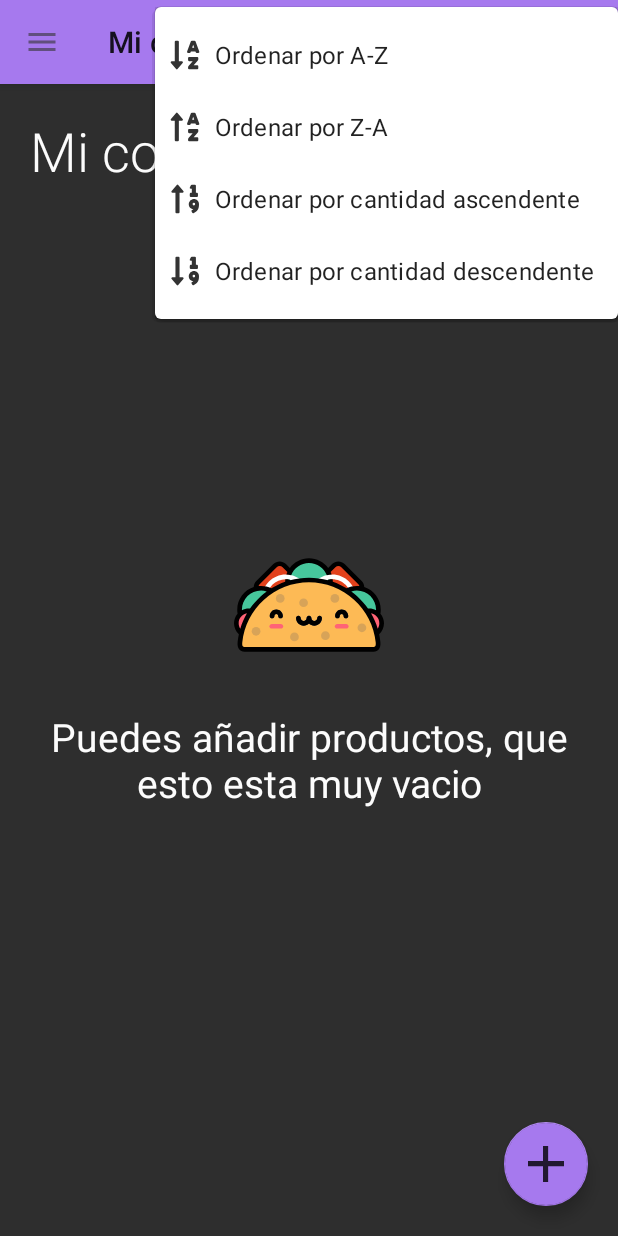
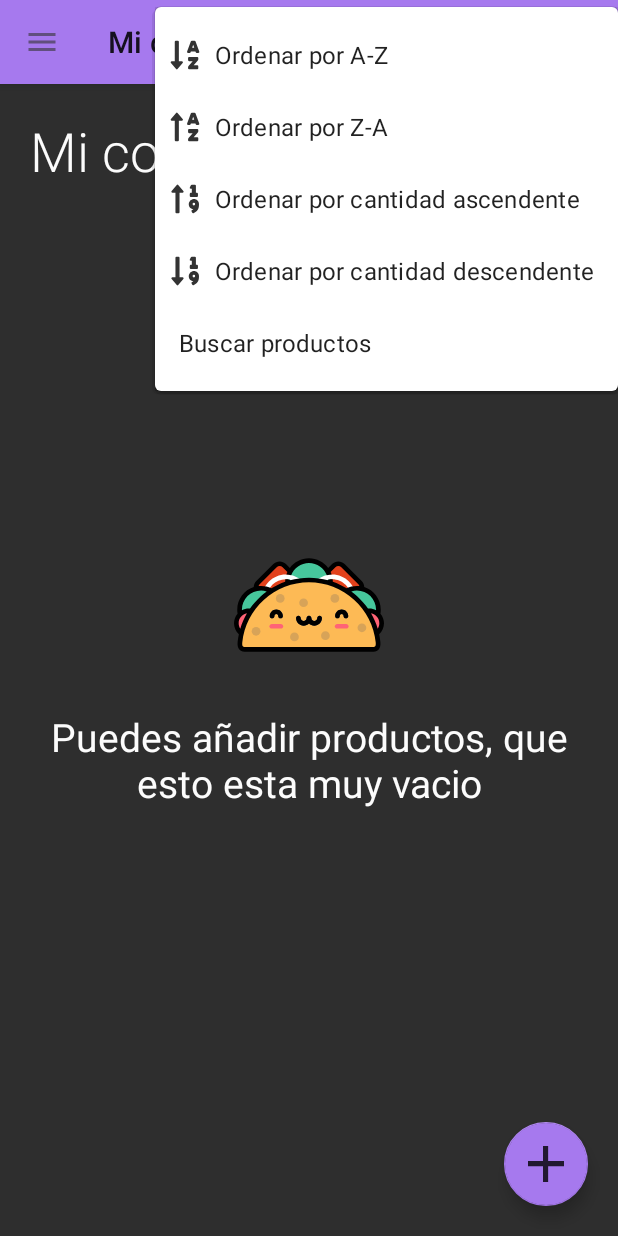
Before and after one commit to AndreaMendez09/TFG_Gestion_Alimentaria_Del_Hogar, an Android app: the CongeladorActivity screen opened directly, with no data from a screen before it, after a tap on "Opciones", on a phone screen of 412 x 824 dp. Run offline under Robolectric (Android 15) with nearby library versions, the phone set to English and light mode, and no system bars; our stand-ins replace Firebase (no records; nobody signed in at launch, a user with empty details on screens opened directly); 1 statement that could not run was skipped.

Commit message:
Añadida licencia, funcion buscar, modificación en ajustes

```diff
--- a/Android/app/src/main/java/com/example/nevera_andreaalejandra/Adapters/AdapterProducto.java
+++ b/Android/app/src/main/java/com/example/nevera_andreaalejandra/Adapters/AdapterProducto.java
@@ -16,6 +16,7 @@ import com.example.nevera_andreaalejandra.Interfaces.OnItemClickListener;
 import com.example.nevera_andreaalejandra.Models.ProductoModelo;
 import com.example.nevera_andreaalejandra.R;
 
+import java.util.ArrayList;
 import java.util.List;
 
 public class AdapterProducto extends RecyclerView.Adapter<AdapterProducto.ViewHolder> {
@@ -57,6 +58,11 @@ public class AdapterProducto extends RecyclerView.Adapter<AdapterProducto.ViewHo
     @Override
     public int getItemCount() {
         return list.size();
+    }
+
+    public void filterList(ArrayList<ProductoModelo> filteredList) {
+        list = filteredList;
+        notifyDataSetChanged();
     }
 
     public class ViewHolder extends RecyclerView.ViewHolder {
--- a/Android/app/src/main/res/layout/activity_congelador.xml
+++ b/Android/app/src/main/res/layout/activity_congelador.xml
@@ -3,6 +3,7 @@
 <androidx.drawerlayout.widget.DrawerLayout
     xmlns:android="http://schemas.android.com/apk/res/android"
     xmlns:app="http://schemas.android.com/apk/res-auto"
+    xmlns:tools="http://schemas.android.com/tools"
     android:id="@+id/drawer_layout"
     android:layout_width="match_parent"
     android:layout_height="match_parent"
@@ -19,6 +20,8 @@
             app:layout_constraintEnd_toEndOf="parent"
             app:layout_constraintStart_toStartOf="parent"
             app:layout_constraintTop_toTopOf="parent" />
+
+
 
         <com.google.android.material.floatingactionbutton.FloatingActionButton
             android:id="@+id/FABAddList"
@@ -41,14 +44,33 @@
             app:layout_constraintStart_toStartOf="parent"
             app:layout_constraintTop_toBottomOf="@+id/toolbar">
 
-            <TextView
-                android:layout_width="wrap_content"
-                android:layout_height="wrap_content"
+            <LinearLayout
+                android:orientation="horizontal"
                 android:layout_margin="20dp"
-                android:fontFamily="sans-serif-light"
-                android:text="Mi congelador:"
-                android:textColor="#FCFCFC"
-                android:textSize="36sp" />
+                android:padding="0dp"
+                android:layout_width="match_parent"
+                android:layout_height="wrap_content">
+
+                <TextView
+                    android:layout_width="wrap_content"
+                    android:layout_height="wrap_content"
+                    android:fontFamily="sans-serif-light"
+                    android:text="Mi congelador"
+                    android:paddingRight="10dp"
+                    android:textColor="#FCFCFC"
+                    android:textSize="36sp" />
+
+                <EditText
+                    android:id="@+id/buscar"
+                    android:layout_width="match_parent"
+                    android:layout_height="match_parent"
+                    android:focusedByDefault="false"
+                    android:hint="Buscar"
+                    android:textColor="@color/white"
+                    android:textColorHint="#80FFFFFF"
+                    android:visibility="invisible" />
+            </LinearLayout>
+
 
             <androidx.recyclerview.widget.RecyclerView
                 android:id="@+id/item_product_congelador"
--- a/Android/app/src/main/res/menu/more_options.xml
+++ b/Android/app/src/main/res/menu/more_options.xml
@@ -30,6 +30,9 @@
                 android:title="Ordenar por cantidad descendente"
                 android:icon="@drawable/ic_sort_1_9"
                 />
+            <item
+                android:id="@+id/buscar"
+                android:title="Buscar productos"/>
         </menu>
 
     </item>
```
Also changed, not shown: Android/app/src/main/java/com/example/nevera_andreaalejandra/Activities/CongeladorActivity.java (+47 -0 lines), Android/app/src/main/java/com/example/nevera_andreaalejandra/Activities/NeveraActivity.java (+48 -4 lines), Android/app/src/main/res/layout/activity_ajustes.xml (+28 -22 lines), Android/app/src/main/res/layout/activity_nevera.xml (+23 -2 lines), 1 other file.
